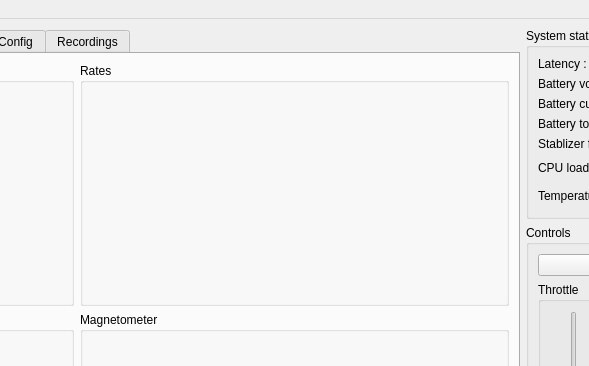
Qt form controller_pc/ui/mainWindow.ui (dridri/bcflight) before a commit; both pictures show x 375 to 964 and y 0 to 366 of the 1110 by 847 pixel window.
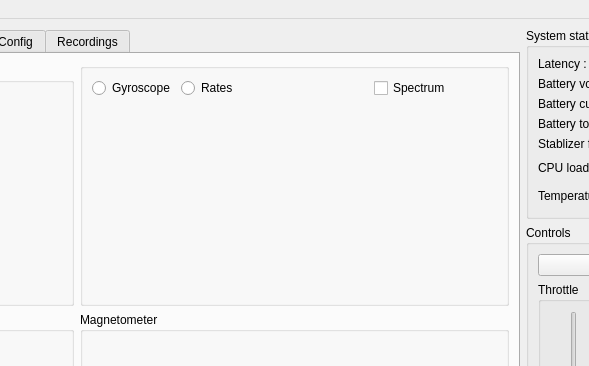
The same form after that commit. The open tabs and pages were chosen to show the change. Custom widgets are drawn as their Qt base class.

Commit message: feat(controller): add GYRO telemetry history + DFT gyro/rate spectrum on controller_pc

Diff of the .ui file:
```diff
--- a/controller_pc/ui/mainWindow.ui
+++ b/controller_pc/ui/mainWindow.ui
@@ -618,22 +618,6 @@
           </layout>
          </widget>
         </item>
-        <item row="0" column="1">
-         <widget class="QGroupBox" name="groupBox_3">
-          <property name="title">
-           <string>Rates</string>
-          </property>
-          <layout class="QGridLayout" name="gridLayout_4">
-           <item row="0" column="0">
-            <widget class="QCustomPlot" name="rates" native="true">
-             <property name="styleSheet">
-              <string notr="true">background-color: rgba( 0, 0, 0, 0 )</string>
-             </property>
-            </widget>
-           </item>
-          </layout>
-         </widget>
-        </item>
         <item row="1" column="0">
          <widget class="QGroupBox" name="groupBox_24">
           <property name="title">
@@ -650,6 +634,22 @@
           </layout>
          </widget>
         </item>
+        <item row="2" column="1">
+         <widget class="QGroupBox" name="groupBox_26">
+          <property name="title">
+           <string>Rates derivative</string>
+          </property>
+          <layout class="QGridLayout" name="gridLayout_36">
+           <item row="0" column="0">
+            <widget class="QCustomPlot" name="rates_dterm" native="true">
+             <property name="styleSheet">
+              <string notr="true">background-color: rgba( 0, 0, 0, 0 )</string>
+             </property>
+            </widget>
+           </item>
+          </layout>
+         </widget>
+        </item>
         <item row="1" column="1">
          <widget class="QGroupBox" name="groupBox_25">
           <property name="title">
@@ -682,14 +682,63 @@
           </layout>
          </widget>
         </item>
-        <item row="2" column="1">
-         <widget class="QGroupBox" name="groupBox_26">
+        <item row="0" column="1">
+         <widget class="QGroupBox" name="groupBox_3">
           <property name="title">
-           <string>Rates derivative</string>
+           <string/>
           </property>
-          <layout class="QGridLayout" name="gridLayout_36">
+          <layout class="QGridLayout" name="gridLayout_4">
            <item row="0" column="0">
-            <widget class="QCustomPlot" name="rates_dterm" native="true">
+            <widget class="QRadioButton" name="gyroPlotButton">
+             <property name="sizePolicy">
+              <sizepolicy hsizetype="Fixed" vsizetype="Fixed">
+               <horstretch>0</horstretch>
+               <verstretch>0</verstretch>
+              </sizepolicy>
+             </property>
+             <property name="text">
+              <string>Gyroscope</string>
+             </property>
+            </widget>
+           </item>
+           <item row="0" column="1">
+            <widget class="QRadioButton" name="ratesPlotButton">
+             <property name="sizePolicy">
+              <sizepolicy hsizetype="Fixed" vsizetype="Fixed">
+               <horstretch>0</horstretch>
+               <verstretch>0</verstretch>
+              </sizepolicy>
+             </property>
+             <property name="text">
+              <string>Rates</string>
+             </property>
+            </widget>
+           </item>
+           <item row="0" column="2">
+            <spacer name="horizontalSpacer_9">
+             <property name="orientation">
+              <enum>Qt::Horizontal</enum>
+             </property>
+             <property name="sizeType">
+              <enum>QSizePolicy::Minimum</enum>
+             </property>
+             <property name="sizeHint" stdset="0">
+              <size>
+               <width>40</width>
+               <height>20</height>
+              </size>
+             </property>
+            </spacer>
+           </item>
+           <item row="0" column="3">
+            <widget class="QCheckBox" name="gyroSpectrumButton">
+             <property name="text">
+              <string>Spectrum</string>
+             </property>
+            </widget>
+           </item>
+           <item row="1" column="0" colspan="4">
+            <widget class="QCustomPlot" name="rates" native="true">
              <property name="styleSheet">
               <string notr="true">background-color: rgba( 0, 0, 0, 0 )</string>
              </property>
```
The commit also changes 7 other files.
